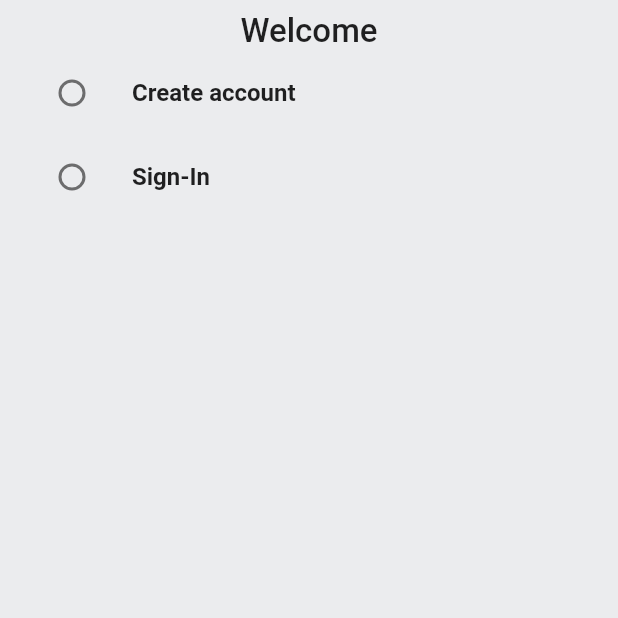
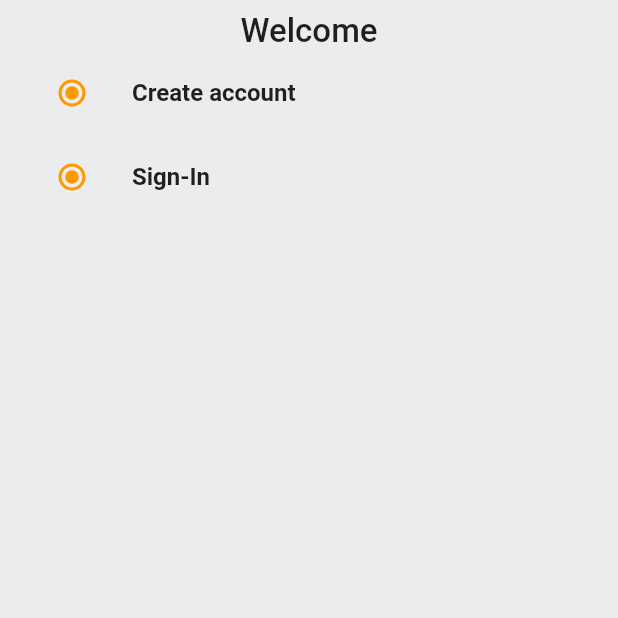
Before and after one commit to shagun-21/amazon_clone, a Flutter app: the screen it shows after launch, on a phone screen of 412 x 824 dp, the top half of it. Run offline on Flutter 3.47's test engine with Material 2 defaults, Android fonts, the phone set to English and light mode, and no system bars.

Commit message:
dart sdk error solved

```diff
--- a/lib/constants/global_variable.dart
+++ b/lib/constants/global_variable.dart
@@ -1,7 +1,7 @@
 import 'package:flutter/material.dart';
 class GlobalVariables{
   // COLORS
-  static const appBarGradient = LinearGradient(
+  static  var appBarGradient = LinearGradient(
     colors: [
       Color.fromARGB(255, 29, 201, 192),
       Color.fromARGB(255, 125, 221, 216),
--- a/lib/features/auth/screens/auth_screen.dart
+++ b/lib/features/auth/screens/auth_screen.dart
@@ -17,7 +17,11 @@ class AuthScreen extends StatefulWidget {
 
 class _AuthScreenState extends State<AuthScreen> {
 
-  Auth _auth=  Auth.signin;
+  Auth _auth=  Auth.signup;
+  final signUpFormKey= GlobalKey<FormState>();
+  final signInFormKey= GlobalKey<FormState>();
+
+
   @override
   Widget build(BuildContext context) {
     return Scaffold(
@@ -46,6 +50,11 @@ class _AuthScreenState extends State<AuthScreen> {
                 },
               ),
             ),
+            if(_auth==Auth.signup)
+            Form(
+              key: signUpFormKey,
+              child: Column(),
+            ),
             ListTile(
               title: Text("Sign-In",
               style: TextStyle(
```
Also changed, not shown: lib/common/widgets/custom_textfield.dart (added, +17 -0 lines).
